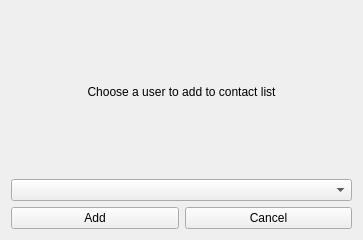
Above: lesson_5/client/ui/client_add_contact.ui from woozlic/pyqt-and-db before the change. Below: the same form after it.
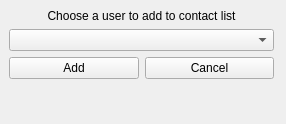
That is the form after the change.

Commit message: add saving messages to client db

What changed in the file:
```diff
--- a/lesson_5/client/ui/client_add_contact.ui
+++ b/lesson_5/client/ui/client_add_contact.ui
@@ -6,16 +6,25 @@
    <rect>
     <x>0</x>
     <y>0</y>
-    <width>363</width>
-    <height>240</height>
+    <width>286</width>
+    <height>124</height>
    </rect>
   </property>
   <property name="windowTitle">
    <string>Add contact</string>
   </property>
-  <layout class="QHBoxLayout" name="horizontalLayout_2">
-   <item>
-    <layout class="QVBoxLayout" name="verticalLayout_3">
+  <widget class="QWidget" name="widget_form" native="true">
+   <property name="geometry">
+    <rect>
+     <x>9</x>
+     <y>9</y>
+     <width>265</width>
+     <height>101</height>
+    </rect>
+   </property>
+   <layout class="QFormLayout" name="formLayout">
+    <item row="0" column="0" colspan="2">
+     <layout class="QVBoxLayout" name="verticalLayout">
      <item>
       <widget class="QLabel" name="label_add_contact">
        <property name="text">
@@ -50,6 +59,7 @@
     </layout>
    </item>
   </layout>
+  </widget>
  </widget>
  <resources/>
  <connections/>
```
Lines whose indentation alone changed are shown as unchanged. The commit also changes 12 other files.
